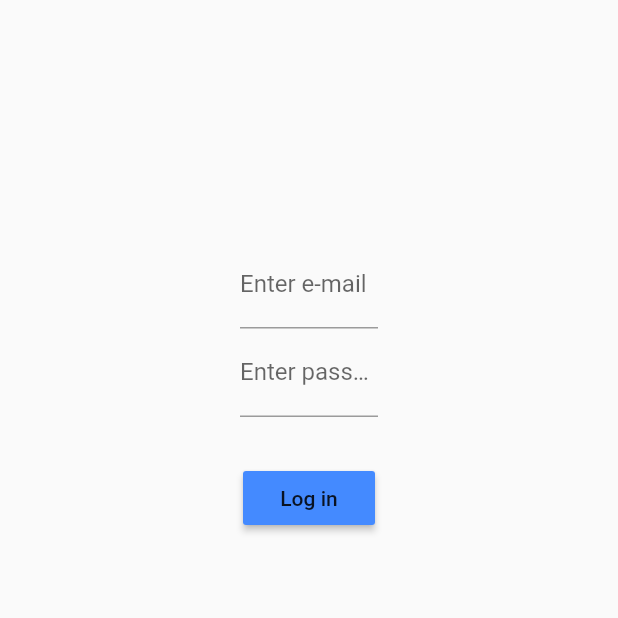
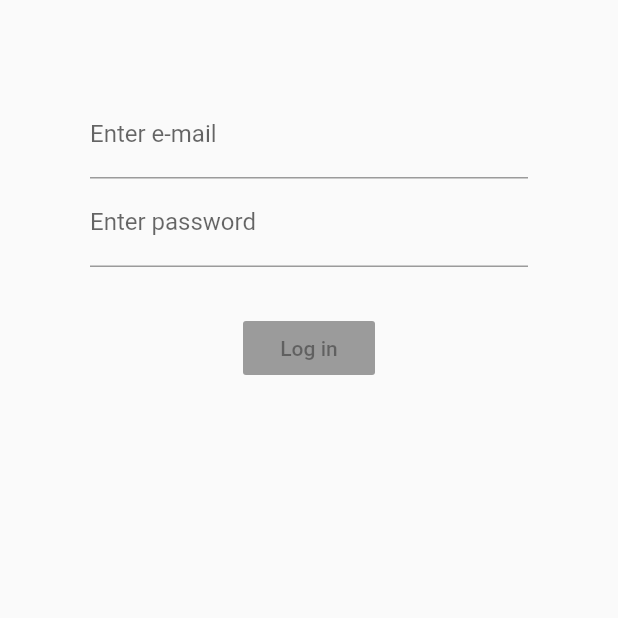
Before and after one commit to devborland/login_bloc_flutter, a Flutter app: the screen it shows after launch, on a phone screen of 412 x 824 dp, the top half of it. Run offline on Flutter 3.47's test engine with Material 2 defaults, Android fonts, the light colour scheme and no system bars; our stand-ins replace rxdart.

Commit message:
Applying Scoped Instance BloC

```diff
--- a/lib/app.dart
+++ b/lib/app.dart
@@ -1,14 +1,17 @@
 import 'package:flutter/material.dart';
+import 'blocs/provider.dart';
 import 'login_screen.dart';
 
 class App extends StatelessWidget {
   @override
   Widget build(BuildContext context) {
-    return MaterialApp(
-      debugShowCheckedModeBanner: false,
-      title: 'Log me in with BLoC',
-      home: Scaffold(
-        body: LoginScreen(),
+    return Provider(
+      child: MaterialApp(
+        debugShowCheckedModeBanner: false,
+        title: 'Log me in with BLoC',
+        home: Scaffold(
+          body: LoginScreen(),
+        ),
       ),
     );
   }
--- a/lib/blocs/bloc.dart
+++ b/lib/blocs/bloc.dart
@@ -1,13 +1,17 @@
 import 'dart:async';
 import 'validators.dart';
+import 'package:rxdart/rxdart.dart';
 
 class Bloc with Validators {
-  final _email = StreamController<String>();
-  final _password = StreamController<String>();
+  final _email = StreamController<String>.broadcast();
+  final _password = StreamController<String>.broadcast();
 
 // Add data to stream
   Stream<String> get email => _email.stream.transform(validateEmail);
   Stream<String> get password => _password.stream.transform(validatePassword);
+
+  Stream<bool> get submitValid =>
+      Rx.combineLatest2(email, password, (a, b) => true);
 
 // Change data
   Function(String) get changeEmail => _email.sink.add;
@@ -18,5 +22,3 @@ class Bloc with Validators {
     _password.close();
   }
 }
-
-Bloc bloc = Bloc();
--- /dev/null
+++ b/lib/blocs/provider.dart
@@ -0,0 +1,14 @@
+import 'package:flutter/material.dart';
+import 'bloc.dart';
+
+class Provider extends InheritedWidget {
+  final bloc = Bloc();
+
+  Provider({Key key, Widget child}) : super(key: key, child: child);
+
+  bool updateShouldNotify(_) => true;
+
+  static Bloc of(BuildContext context) {
+    return (context.inheritFromWidgetOfExactType(Provider) as Provider).bloc;
+  }
+}
--- a/lib/login_screen.dart
+++ b/lib/login_screen.dart
@@ -1,25 +1,28 @@
 import 'package:flutter/material.dart';
 import 'blocs/bloc.dart';
+import 'blocs/provider.dart';
 
 class LoginScreen extends StatelessWidget {
   @override
   Widget build(BuildContext context) {
+    final bloc = Provider.of(context);
+
     return Container(
-      margin: EdgeInsets.all(160.0),
+      margin: EdgeInsets.all(60.0),
       child: Column(
         children: [
-          emailField(),
-          passwordField(),
+          emailField(bloc),
+          passwordField(bloc),
           SizedBox(
             height: 30.0,
           ),
-          submitButton(),
+          submitButton(bloc),
         ],
       ),
     );
   }
 
-  Widget emailField() {
+  Widget emailField(Bloc bloc) {
     return StreamBuilder<Object>(
         stream: bloc.email,
         builder: (context, snapshot) {
@@ -34,7 +37,7 @@ class LoginScreen extends StatelessWidget {
         });
   }
 
-  Widget passwordField() {
+  Widget passwordField(Bloc bloc) {
     return StreamBuilder<Object>(
       stream: bloc.password,
       builder: (context, snapshot) {
@@ -51,11 +54,16 @@ class LoginScreen extends StatelessWidget {
     );
   }
 
-  Widget submitButton() {
-    return RaisedButton(
-      color: Colors.blueAccent,
-      onPressed: () {},
-      child: Text('Log in'),
+  Widget submitButton(Bloc bloc) {
+    return StreamBuilder<Object>(
+      stream: bloc.submitValid,
+      builder: (context, snapshot) {
+        return RaisedButton(
+          color: Colors.blueAccent,
+          onPressed: snapshot.hasData ? () => print('Hi Jack') : null,
+          child: Text('Log in'),
+        );
+      },
     );
   }
 }
```
Also changed, not shown: pubspec.yaml (+1 -9 lines), pubspec.lock.
